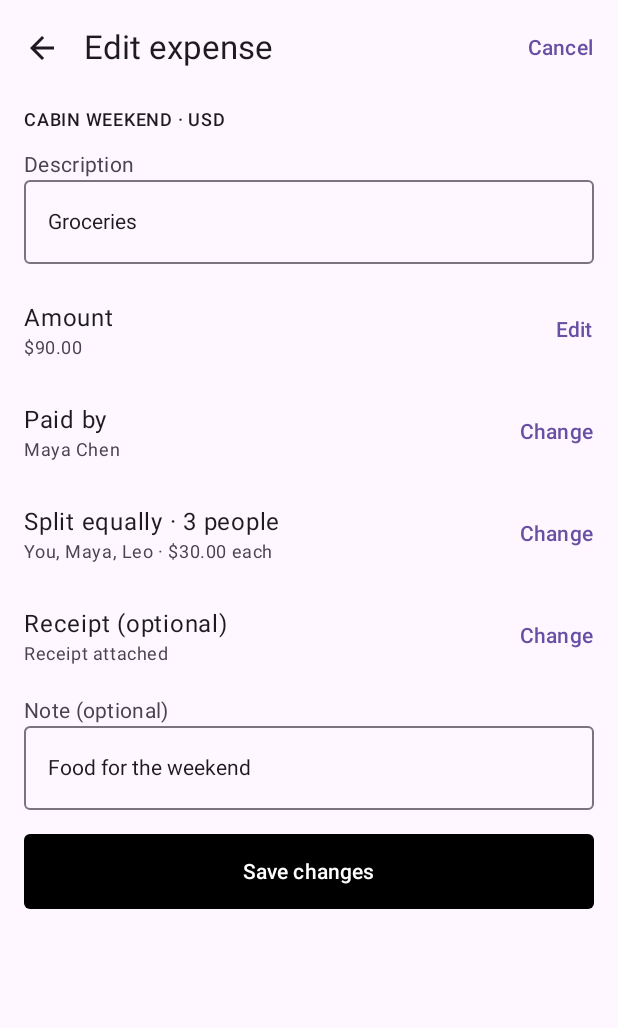
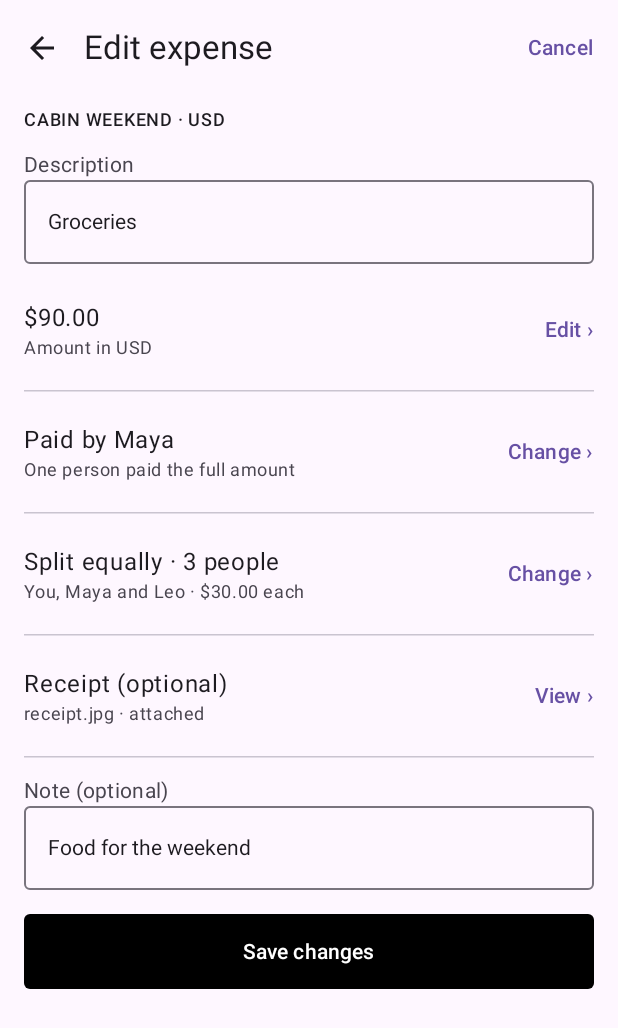
Before and after one commit to FireAxiom/MobileSoftwarePaymentApp, an Android app built with Jetpack Compose: the @Preview function ExpenseFormScreenPreview, on a phone screen of 412 x 824 dp. Shown: the top 1028 px of the screen. Run offline under Robolectric (Android 15) with nearby library versions, the phone set to English and light mode, and no system bars.

Commit message:
feat: align Add expense screen and overlays with wireframe
Add expense(10) has been modified in to fit wireframe along with all the
overlays.

Discuss: Currently everything is US-specific (USD and dot for decimals)
plus an in-app keypadd is also used which limits valid input (one dot,
max. 2 decimals). Change nationality?

Closes #11
Closes #12
Closes #13
Closes #15
Closes #16
Closes #17

```diff
--- a/app/src/main/java/com/example/myapplication/ui/expenses/ExpenseFormScreen.kt
+++ b/app/src/main/java/com/example/myapplication/ui/expenses/ExpenseFormScreen.kt
@@ -1,6 +1,7 @@
 package com.example.myapplication.ui.expenses
 
 import android.annotation.SuppressLint
+import androidx.compose.material3.HorizontalDivider
 import androidx.compose.material3.MaterialTheme
 import androidx.compose.material3.Text
 import androidx.compose.runtime.Composable
@@ -69,19 +70,28 @@ fun ExpenseFormScreen(
     ) {
         Text("${group.name.uppercase()} · ${vm.settings.currency}", style = MaterialTheme.typography.labelMedium)
         AppTextField(description, { description = it }, "Description")
-        ClickableRow("Amount", money(amount), trailing = "Edit") { overlay = Overlay.AMOUNT }
-        ClickableRow("Paid by", vm.displayName(paidBy), trailing = "Change") { overlay = Overlay.PAYER }
+        // 13/19 · rows follow the wireframe: value as title, explanation as subtitle, action on the right.
+        ClickableRow(money(amount), "Amount in ${vm.settings.currency}", trailing = "Edit ›") { overlay = Overlay.AMOUNT }
+        HorizontalDivider()
+        ClickableRow(
+            title = "Paid by ${if (paidBy == ME) "you" else vm.firstName(paidBy)}",
+            subtitle = "One person paid the full amount",
+            trailing = "Change ›",
+        ) { overlay = Overlay.PAYER }
+        HorizontalDivider()
         ClickableRow(
             title = "Split equally · ${splitBetween.size} people",
-            subtitle = splitBetween.joinToString { vm.firstName(it) } +
+            subtitle = splitSummary(splitBetween.map { vm.firstName(it) }) +
                 if (splitBetween.isNotEmpty()) " · ${money(amount / splitBetween.size)} each" else "",
-            trailing = "Change",
+            trailing = "Change ›",
         ) { overlay = Overlay.SPLIT }
+        HorizontalDivider()
         ClickableRow(
             title = "Receipt (optional)",
-            subtitle = if (hasReceipt) "Receipt attached" else "No receipt attached",
-            trailing = if (hasReceipt) "Change" else "Add",
+            subtitle = if (hasReceipt) "receipt.jpg · attached" else "No receipt attached",
+            trailing = if (hasReceipt) "View ›" else "Add ›",
         ) { overlay = Overlay.RECEIPT }
+        HorizontalDivider()
         AppTextField(note, { note = it }, "Note (optional)", singleLine = false)
 
         PrimaryButton(if (isEdit) "Save changes" else "Save expense", enabled = canSave) {
@@ -106,12 +116,23 @@ fun ExpenseFormScreen(
     // Overlays 14–17. Not a sequence – each one just updates one field and closes.
     when (overlay) {
         Overlay.AMOUNT -> AmountOverlay(amount, onDone = { amount = it; overlay = null }, onDismiss = { overlay = null })
-        Overlay.PAYER -> PayerOverlay(members, paidBy, vm::displayName, onDone = { paidBy = it; overlay = null }, onDismiss = { overlay = null })
-        Overlay.SPLIT -> SplitOverlay(members, splitBetween, amount, vm::displayName, onDone = { splitBetween = it; overlay = null }, onDismiss = { overlay = null })
+        Overlay.PAYER -> PayerOverlay(members, paidBy, amount, { vm.fullName(it) }, onDone = { paidBy = it; overlay = null }, onDismiss = { overlay = null })
+        Overlay.SPLIT -> SplitOverlay(members, splitBetween, amount, { vm.fullName(it) }, onDone = { splitBetween = it; overlay = null }, onDismiss = { overlay = null })
         Overlay.RECEIPT -> ReceiptOverlay(hasReceipt, onDone = { hasReceipt = it; overlay = null }, onDismiss = { overlay = null })
         null -> Unit
     }
 }
+
+/** "You, Maya and Leo" – the wireframe's natural-language list. */
+private fun splitSummary(names: List<String>): String = when (names.size) {
+    0 -> "Nobody selected"
+    1 -> names[0]
+    else -> names.dropLast(1).joinToString() + " and " + names.last()
+}
+
+/** "Alex Morgan (you)" for the current user, the full name for everyone else (15, 16, 18). */
+internal fun AppViewModel.fullName(id: String): String =
+    if (id == ME) "${user(ME).name} (you)" else user(id).name
 
 @SuppressLint("ViewModelConstructorInComposable")
 @Preview
```
Also changed, not shown: app/src/main/java/com/example/myapplication/ui/expenses/ExpenseDetailsScreen.kt (+29 -14 lines), app/src/main/java/com/example/myapplication/ui/expenses/ExpenseOverlays.kt (+69 -25 lines).
